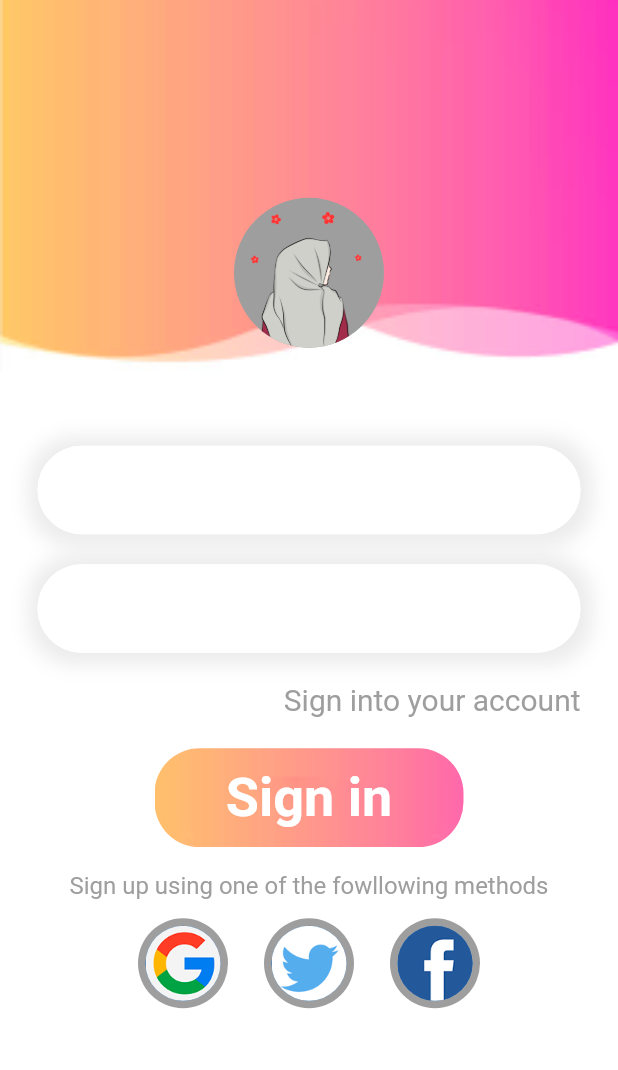
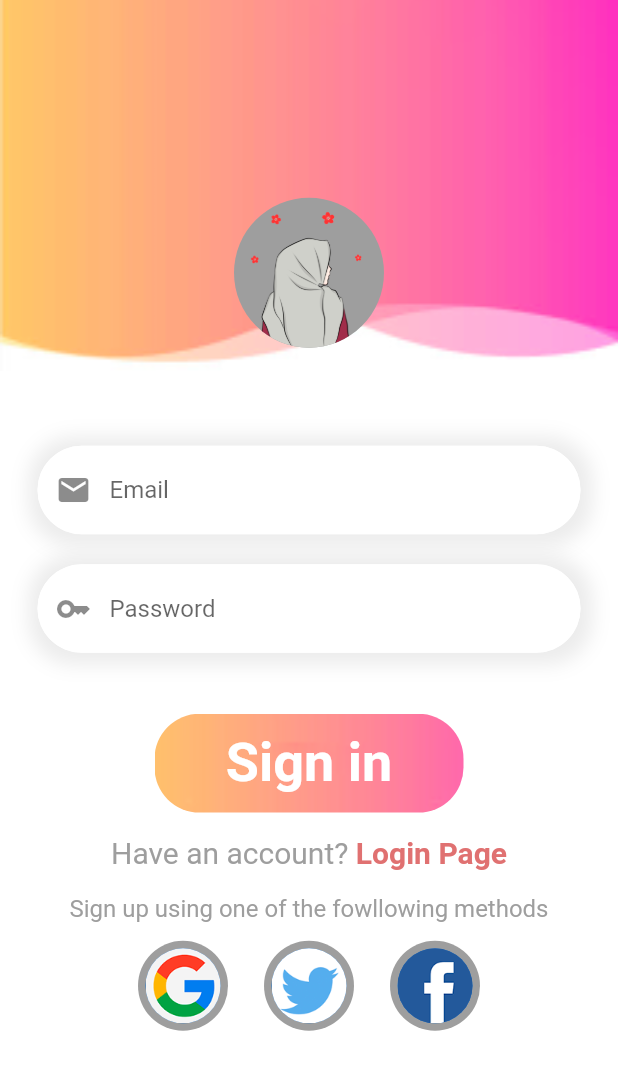
Before and after one commit to codereyamin/firebase_auth_SignIn_SignUp, a Flutter app: the SingUpPage screen opened directly, on a phone screen of 412 x 824 dp. Shown: the top 1070 px of the screen. Run offline on Flutter 3.47's test engine with Material 2 defaults, Android fonts, the phone set to English and light mode, and no system bars; our stand-ins replace get.

Commit message:
get add and page rout compleat

```diff
--- a/lib/Pages/login.dart
+++ b/lib/Pages/login.dart
@@ -1,4 +1,9 @@
+import 'package:auth_firebase_signup_login/Pages/signup.dart';
+import 'package:auth_firebase_signup_login/wiget/email_input_field.dart';
+import 'package:auth_firebase_signup_login/wiget/password_input_field.dart';
+import 'package:flutter/gestures.dart';
 import 'package:flutter/material.dart';
+import 'package:get/get.dart';
 
 class LoginPage extends StatefulWidget {
   LoginPage({Key? key}) : super(key: key);
@@ -43,11 +48,11 @@ class _LoginPageState extends State<LoginPage> {
                   SizedBox(
                     height: 50,
                   ),
-                  text_input_Field(),
+                  Text_input_Field(email: "Email"),
                   SizedBox(
                     height: 20,
                   ),
-                  text_input_Field(),
+                  Password_input_Field(password: "Password"),
                   SizedBox(
                     height: 20,
                   ),
@@ -95,9 +100,14 @@ class _LoginPageState extends State<LoginPage> {
                     TextSpan(
                         text: "Create",
                         style: TextStyle(
-                            color: Colors.black26,
-                            fontSize: 20,
-                            fontWeight: FontWeight.bold)),
+                          color: Colors.black26,
+                          fontSize: 20,
+                          fontWeight: FontWeight.bold,
+                        ),
+                        recognizer: TapGestureRecognizer()
+                          ..onTap = (() {
+                            Get.to(() => SingUpPage());
+                          })),
                   ]),
             )
           ],
@@ -105,30 +115,4 @@ class _LoginPageState extends State<LoginPage> {
       )),
     );
   }
-
-  Container text_input_Field() {
-    return Container(
-      decoration: BoxDecoration(
-          color: Colors.white,
-          borderRadius: BorderRadius.circular(30),
-          boxShadow: [
-            BoxShadow(
-                blurRadius: 10,
-                spreadRadius: 7,
-                offset: Offset(1, 1),
-                color: Colors.grey.withOpacity(0.2))
-          ]),
-      child: TextField(
-        decoration: InputDecoration(
-            focusedBorder: OutlineInputBorder(
-                borderRadius: BorderRadius.circular(30),
-                borderSide: BorderSide(color: Colors.white, width: 1.0)),
-            enabledBorder: OutlineInputBorder(
-                borderRadius: BorderRadius.circular(30),
-                borderSide: BorderSide(color: Colors.white, width: 1.0)),
-            border:
-                OutlineInputBorder(borderRadius: BorderRadius.circular(30))),
-      ),
-    );
-  }
 }
--- a/lib/Pages/signup.dart
+++ b/lib/Pages/signup.dart
@@ -1,4 +1,9 @@
+import 'package:flutter/gestures.dart';
 import 'package:flutter/material.dart';
+import 'package:get/get.dart';
+
+import '../wiget/email_input_field.dart';
+import '../wiget/password_input_field.dart';
 
 class SingUpPage extends StatelessWidget {
   const SingUpPage({Key? key}) : super(key: key);
@@ -14,6 +19,7 @@ class SingUpPage extends StatelessWidget {
     double width = MediaQuery.of(context).size.width;
     double height = MediaQuery.of(context).size.height;
     return Scaffold(
+      // appBar: AppBar(backgroundColor: Colors.transparent),
       backgroundColor: Colors.white,
       body: SafeArea(
           child: SingleChildScrollView(
@@ -48,22 +54,13 @@ class SingUpPage extends StatelessWidget {
                   SizedBox(
                     height: 50,
                   ),
-                  text_input_Field(),
+                  Text_input_Field(email: "Email"),
                   SizedBox(
                     height: 20,
                   ),
-                  text_input_Field(),
+                  Password_input_Field(password: "Password"),
                   SizedBox(
                     height: 20,
-                  ),
-                  Row(
-                    children: [
-                      Expanded(child: Container()),
-                      Text(
-                        "Sign into your account",
-                        style: TextStyle(fontSize: 20, color: Colors.grey[500]),
-                      ),
-                    ],
                   ),
                 ],
               ),
@@ -89,6 +86,23 @@ class SingUpPage extends StatelessWidget {
                 ),
               ),
             ),
+            SizedBox(
+              height: 15,
+            ),
+            RichText(
+                text: TextSpan(
+                    text: "Have an account?",
+                    style: TextStyle(fontSize: 20, color: Colors.grey[500]),
+                    children: [
+                  TextSpan(
+                      recognizer: TapGestureRecognizer()
+                        ..onTap = (() => Get.back()),
+                      text: " Login Page",
+                      style: TextStyle(
+                          fontSize: 20,
+                          color: Color.fromARGB(234, 221, 100, 100),
+                          fontWeight: FontWeight.bold))
+                ])),
             SizedBox(
               height: width * 0.04,
             ),
@@ -119,28 +133,3 @@ class SingUpPage extends StatelessWidget {
     );
   }
 }
-
-Container text_input_Field() {
-  return Container(
-    decoration: BoxDecoration(
-        color: Colors.white,
-        borderRadius: BorderRadius.circular(30),
-        boxShadow: [
-          BoxShadow(
-              blurRadius: 10,
-              spreadRadius: 7,
-              offset: Offset(1, 1),
-              color: Colors.grey.withOpacity(0.2))
-        ]),
-    child: TextField(
-      decoration: InputDecoration(
-          focusedBorder: OutlineInputBorder(
-              borderRadius: BorderRadius.circular(30),
-              borderSide: BorderSide(color: Colors.white, width: 1.0)),
-          enabledBorder: OutlineInputBorder(
-              borderRadius: BorderRadius.circular(30),
-              borderSide: BorderSide(color: Colors.white, width: 1.0)),
-          border: OutlineInputBorder(borderRadius: BorderRadius.circular(30))),
-    ),
-  );
-}
--- a/lib/main.dart
+++ b/lib/main.dart
@@ -1,4 +1,4 @@
-import 'package:auth_firebase_signup_login/Pages/main.dart';
+import 'package:auth_firebase_signup_login/Pages/login.dart';
 import 'package:flutter/material.dart';
 import 'package:get/get.dart';
 
@@ -12,11 +12,12 @@ class MyApp extends StatelessWidget {
   @override
   Widget build(BuildContext context) {
     return GetMaterialApp(
+      debugShowCheckedModeBanner: false,
       title: 'Signup login firebase',
       theme: ThemeData(
         primarySwatch: Colors.blue,
       ),
-      home: MainPage(),
+      home: LoginPage(),
     );
   }
 }
--- /dev/null
+++ b/lib/wiget/email_input_field.dart
@@ -0,0 +1,35 @@
+import 'package:flutter/material.dart';
+
+class Text_input_Field extends StatelessWidget {
+  const Text_input_Field({Key? key, required this.email}) : super(key: key);
+
+  @override
+  final String email;
+  Widget build(BuildContext context) {
+    return Container(
+      decoration: BoxDecoration(
+          color: Colors.white,
+          borderRadius: BorderRadius.circular(30),
+          boxShadow: [
+            BoxShadow(
+                blurRadius: 10,
+                spreadRadius: 7,
+                offset: Offset(1, 1),
+                color: Colors.grey.withOpacity(0.2))
+          ]),
+      child: TextField(
+        decoration: InputDecoration(
+            hintText: email,
+            prefixIcon: Icon(Icons.email),
+            focusedBorder: OutlineInputBorder(
+                borderRadius: BorderRadius.circular(30),
+                borderSide: BorderSide(color: Colors.white, width: 1.0)),
+            enabledBorder: OutlineInputBorder(
+                borderRadius: BorderRadius.circular(30),
+                borderSide: BorderSide(color: Colors.white, width: 1.0)),
+            border:
+                OutlineInputBorder(borderRadius: BorderRadius.circular(30))),
+      ),
+    );
+  }
+}
--- /dev/null
+++ b/lib/wiget/password_input_field.dart
@@ -0,0 +1,37 @@
+import 'package:flutter/material.dart';
+
+class Password_input_Field extends StatelessWidget {
+  const Password_input_Field({Key? key, required this.password})
+      : super(key: key);
+
+  @override
+  final String password;
+  Widget build(BuildContext context) {
+    return Container(
+      decoration: BoxDecoration(
+          color: Colors.white,
+          borderRadius: BorderRadius.circular(30),
+          boxShadow: [
+            BoxShadow(
+                blurRadius: 10,
+                spreadRadius: 7,
+                offset: Offset(1, 1),
+                color: Colors.grey.withOpacity(0.2))
+          ]),
+      child: TextField(
+        obscureText: true,
+        decoration: InputDecoration(
+            hintText: password,
+            prefixIcon: Icon(Icons.key),
+            focusedBorder: OutlineInputBorder(
+                borderRadius: BorderRadius.circular(30),
+                borderSide: BorderSide(color: Colors.white, width: 1.0)),
+            enabledBorder: OutlineInputBorder(
+                borderRadius: BorderRadius.circular(30),
+                borderSide: BorderSide(color: Colors.white, width: 1.0)),
+            border:
+                OutlineInputBorder(borderRadius: BorderRadius.circular(30))),
+      ),
+    );
+  }
+}
```
